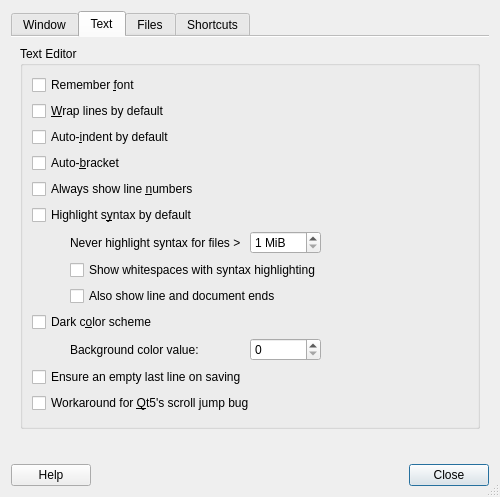
Before: the Qt Designer form featherpad/predDialog.ui in vecnathewhisperd0/FeatherPad, drawn with Qt 5.
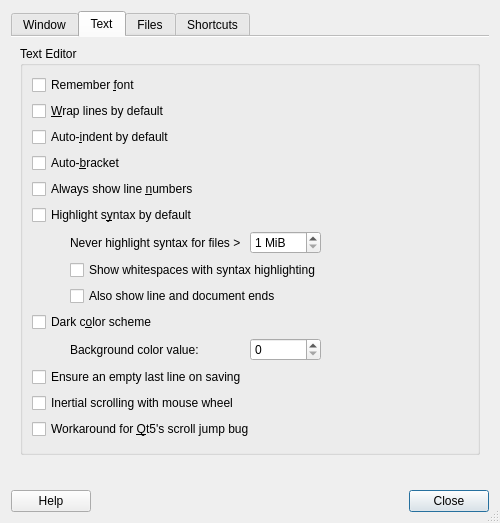
After: the same form once the commit is applied. The open tabs and pages were chosen to show the change. Icons and pictures are not drawn.

Commit message: Added inertial scrolling (as an option)

The edit to the form file:
```diff
--- a/featherpad/predDialog.ui
+++ b/featherpad/predDialog.ui
@@ -427,7 +427,18 @@
             </property>
            </widget>
           </item>
-          <item row="12" column="0" colspan="3">
+          <item row="12" column="0" colspan="2">
+           <widget class="QCheckBox" name="inertiaBox">
+            <property name="toolTip">
+             <string>Should the mouse wheel scrolling be inertial
+if the cursor is inside the text view?</string>
+            </property>
+            <property name="text">
+             <string>Inertial scrolling with mouse wheel</string>
+            </property>
+           </widget>
+          </item>
+          <item row="13" column="0" colspan="3">
            <widget class="QCheckBox" name="scrollBox">
             <property name="toolTip">
              <string>This is not a complete fix but
```
The commit also changes 15 other files.
